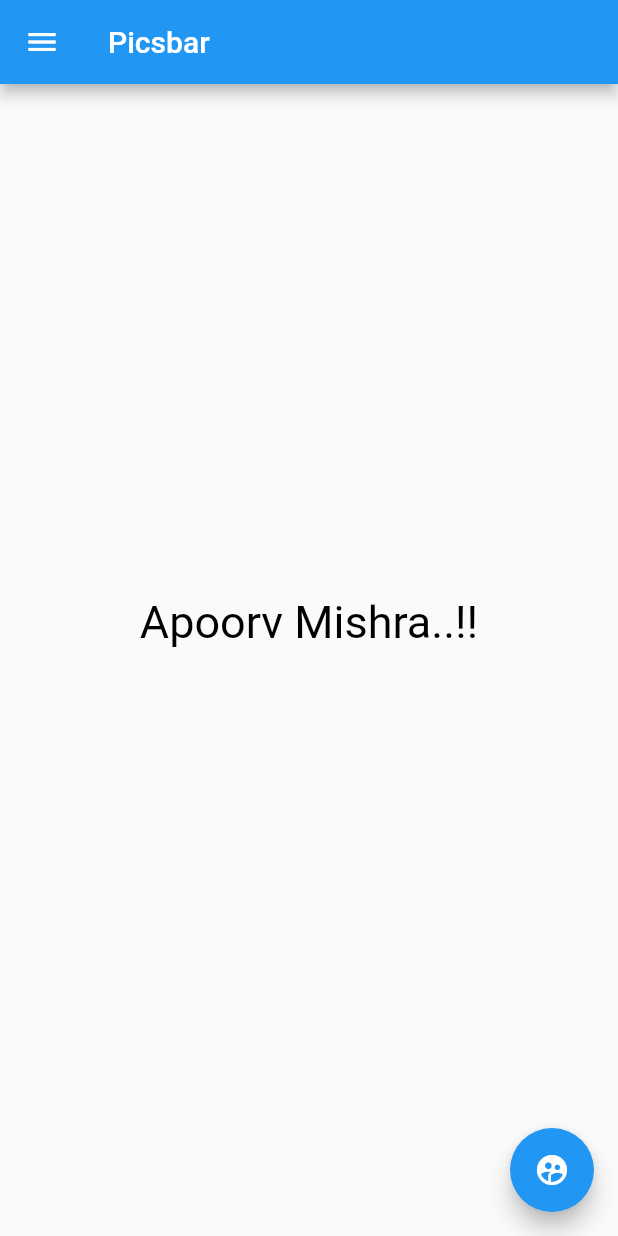
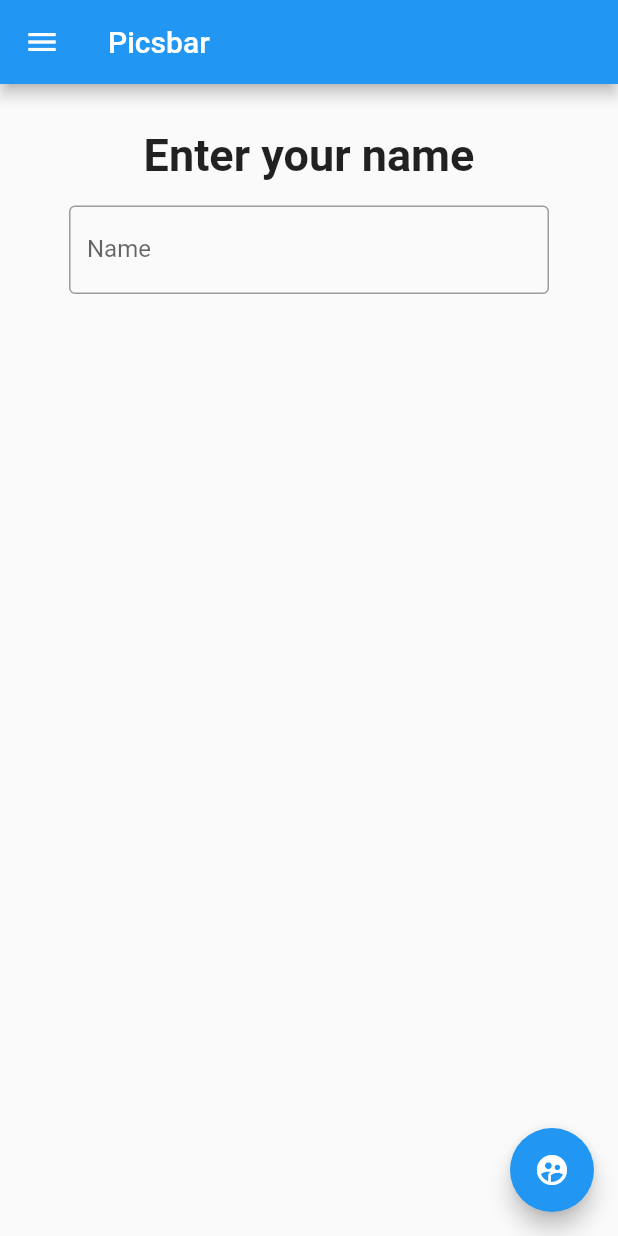
Before and after one commit to APOORVMISHRA21/FlutterUI, a Flutter app: the screen it shows after launch, on a phone screen of 412 x 824 dp. Run offline on Flutter 3.47's test engine with Material 2 defaults, Android fonts, the phone set to English and light mode, and no system bars.

Commit message:
#flutter1 --TextField & STF Intro

```diff
--- a/lib/main.dart
+++ b/lib/main.dart
@@ -7,7 +7,15 @@ void main() {
       theme: ThemeData(primarySwatch: Colors.blue)));
 }
 
-class HomePage extends StatelessWidget {
+class HomePage extends StatefulWidget {
+  @override
+  _HomePageState createState() => _HomePageState();
+}
+
+class _HomePageState extends State<HomePage> {
+  var myText = "Enter your name";
+  TextEditingController _myTextEdittingController = TextEditingController();
+
   @override
   Widget build(BuildContext context) {
     return Scaffold(
@@ -43,15 +51,28 @@ class HomePage extends StatelessWidget {
           ),
         ),
         body: Container(
-          padding: EdgeInsets.fromLTRB(0, 0, 0, 50),
-          child: Center(
-            child: Text(
-              "Apoorv Mishra..!!",
-              style: TextStyle(color: Colors.black, fontSize: 30),
-            ),
-          ),
-        ),
+            padding: EdgeInsets.fromLTRB(30, 30, 30, 50),
+            child: Column(
+              children: [
+                Text(
+                  myText,
+                  style: TextStyle(fontSize: 30, fontWeight: FontWeight.bold),
+                ),
+                Padding(
+                    padding: const EdgeInsets.all(16),
+                    child: TextField(
+                        controller: _myTextEdittingController,
+                        decoration: InputDecoration(
+                            hintText: "Enter your name",
+                            labelText: "Name",
+                            border: OutlineInputBorder())))
+              ],
+            )),
         floatingActionButton: FloatingActionButton(
-            child: Icon(Icons.supervised_user_circle), onPressed: () {}));
+            child: Icon(Icons.supervised_user_circle),
+            onPressed: () {
+              myText = _myTextEdittingController.text;
+              setState(() {});
+            }));
   }
 }
```
